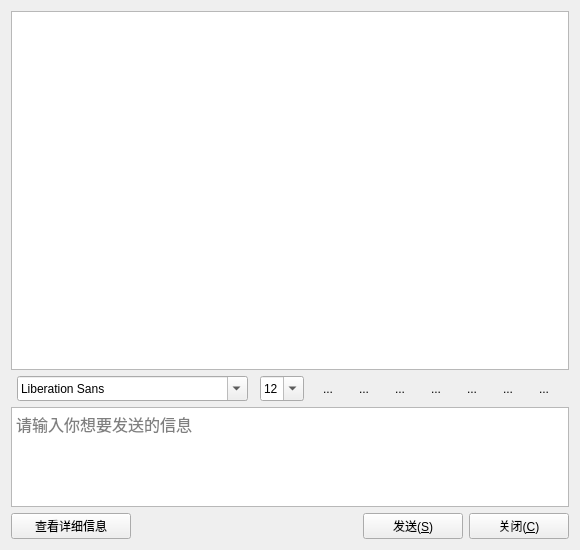
Old version of the form chatdlg.ui in the repository hdu-zky/QChat.
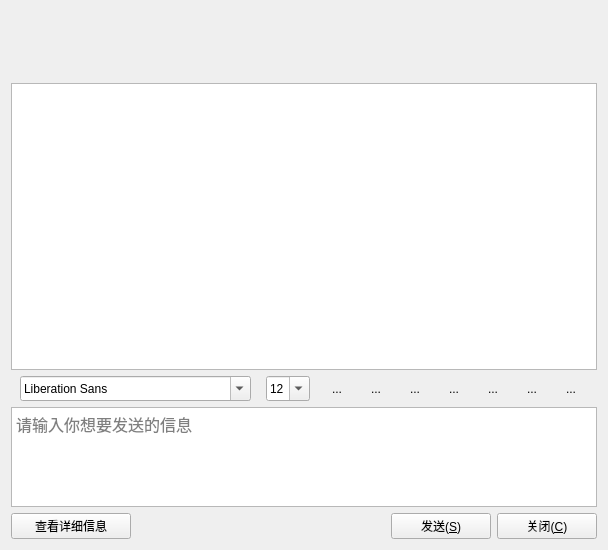
New version of the form. Icons and pictures are not drawn.

Diff of the .ui file:
```diff
--- a/chatdlg.ui
+++ b/chatdlg.ui
@@ -6,7 +6,7 @@
    <rect>
     <x>0</x>
     <y>0</y>
-    <width>580</width>
+    <width>608</width>
     <height>550</height>
    </rect>
   </property>
@@ -15,14 +15,196 @@
   </property>
   <layout class="QGridLayout" name="gridLayout">
    <item row="0" column="0">
+    <layout class="QHBoxLayout" name="horizontalLayout_5">
+     <item>
+      <widget class="QLabel" name="lb_img">
+       <property name="minimumSize">
+        <size>
+         <width>60</width>
+         <height>60</height>
+        </size>
+       </property>
+       <property name="maximumSize">
+        <size>
+         <width>60</width>
+         <height>60</height>
+        </size>
+       </property>
+       <property name="text">
+        <string/>
+       </property>
+      </widget>
+     </item>
+     <item>
     <layout class="QVBoxLayout" name="verticalLayout">
-     <property name="spacing">
-      <number>6</number>
-     </property>
-     <property name="sizeConstraint">
-      <enum>QLayout::SetDefaultConstraint</enum>
-     </property>
+       <item>
+        <layout class="QHBoxLayout" name="horizontalLayout_3">
+         <item>
+          <widget class="QLabel" name="lb_name">
+           <property name="minimumSize">
+            <size>
+             <width>100</width>
+             <height>30</height>
+            </size>
+           </property>
+           <property name="maximumSize">
+            <size>
+             <width>150</width>
+             <height>30</height>
+            </size>
+           </property>
+           <property name="font">
+            <font>
+             <family>宋体</family>
+             <pointsize>14</pointsize>
+            </font>
+           </property>
+           <property name="text">
+            <string/>
+           </property>
+          </widget>
+         </item>
      <item>
+          <widget class="QLabel" name="lb_email">
+           <property name="minimumSize">
+            <size>
+             <width>150</width>
+             <height>30</height>
+            </size>
+           </property>
+           <property name="maximumSize">
+            <size>
+             <width>180</width>
+             <height>30</height>
+            </size>
+           </property>
+           <property name="font">
+            <font>
+             <family>Times New Roman</family>
+             <pointsize>12</pointsize>
+            </font>
+           </property>
+           <property name="text">
+            <string/>
+           </property>
+          </widget>
+         </item>
+         <item>
+          <widget class="QLabel" name="lb_tel">
+           <property name="minimumSize">
+            <size>
+             <width>150</width>
+             <height>30</height>
+            </size>
+           </property>
+           <property name="maximumSize">
+            <size>
+             <width>180</width>
+             <height>30</height>
+            </size>
+           </property>
+           <property name="font">
+            <font>
+             <family>Times New Roman</family>
+             <pointsize>12</pointsize>
+            </font>
+           </property>
+           <property name="text">
+            <string/>
+           </property>
+           <property name="alignment">
+            <set>Qt::AlignCenter</set>
+           </property>
+          </widget>
+         </item>
+        </layout>
+       </item>
+       <item>
+        <layout class="QHBoxLayout" name="horizontalLayout_4">
+         <item>
+          <widget class="QLabel" name="lb_spoint">
+           <property name="minimumSize">
+            <size>
+             <width>10</width>
+             <height>10</height>
+            </size>
+           </property>
+           <property name="maximumSize">
+            <size>
+             <width>10</width>
+             <height>10</height>
+            </size>
+           </property>
+           <property name="styleSheet">
+            <string notr="true"/>
+           </property>
+           <property name="text">
+            <string/>
+           </property>
+          </widget>
+         </item>
+         <item>
+          <widget class="QLabel" name="lb_status">
+           <property name="minimumSize">
+            <size>
+             <width>50</width>
+             <height>30</height>
+            </size>
+           </property>
+           <property name="maximumSize">
+            <size>
+             <width>50</width>
+             <height>30</height>
+            </size>
+           </property>
+           <property name="font">
+            <font>
+             <family>宋体</family>
+             <pointsize>12</pointsize>
+            </font>
+           </property>
+           <property name="text">
+            <string/>
+           </property>
+          </widget>
+         </item>
+         <item>
+          <widget class="QLabel" name="lb_instruct">
+           <property name="minimumSize">
+            <size>
+             <width>150</width>
+             <height>30</height>
+            </size>
+           </property>
+           <property name="maximumSize">
+            <size>
+             <width>16777215</width>
+             <height>30</height>
+            </size>
+           </property>
+           <property name="sizeIncrement">
+            <size>
+             <width>150</width>
+             <height>30</height>
+            </size>
+           </property>
+           <property name="font">
+            <font>
+             <pointsize>12</pointsize>
+            </font>
+           </property>
+           <property name="text">
+            <string/>
+           </property>
+          </widget>
+         </item>
+        </layout>
+       </item>
+      </layout>
+     </item>
+    </layout>
+   </item>
+   <item row="1" column="0">
       <widget class="QTextBrowser" name="textBrowser">
        <property name="font">
         <font>
@@ -34,7 +216,7 @@
        </property>
       </widget>
      </item>
-     <item>
+   <item row="2" column="0">
       <layout class="QHBoxLayout" name="horizontalLayout">
        <item>
         <widget class="QFontComboBox" name="font">
@@ -349,7 +531,7 @@
        </item>
       </layout>
      </item>
-     <item>
+   <item row="3" column="0">
       <widget class="QTextEdit" name="textEdit">
        <property name="sizePolicy">
         <sizepolicy hsizetype="Expanding" vsizetype="Maximum">
@@ -393,7 +575,7 @@
        </property>
       </widget>
      </item>
-     <item>
+   <item row="4" column="0">
       <layout class="QHBoxLayout" name="horizontalLayout_2">
        <item>
         <widget class="QPushButton" name="checkInfo">
@@ -446,8 +628,6 @@
           <string>关闭(&amp;C)</string>
          </property>
         </widget>
-       </item>
-      </layout>
      </item>
     </layout>
    </item>
```
Lines whose indentation alone changed are shown as unchanged.
